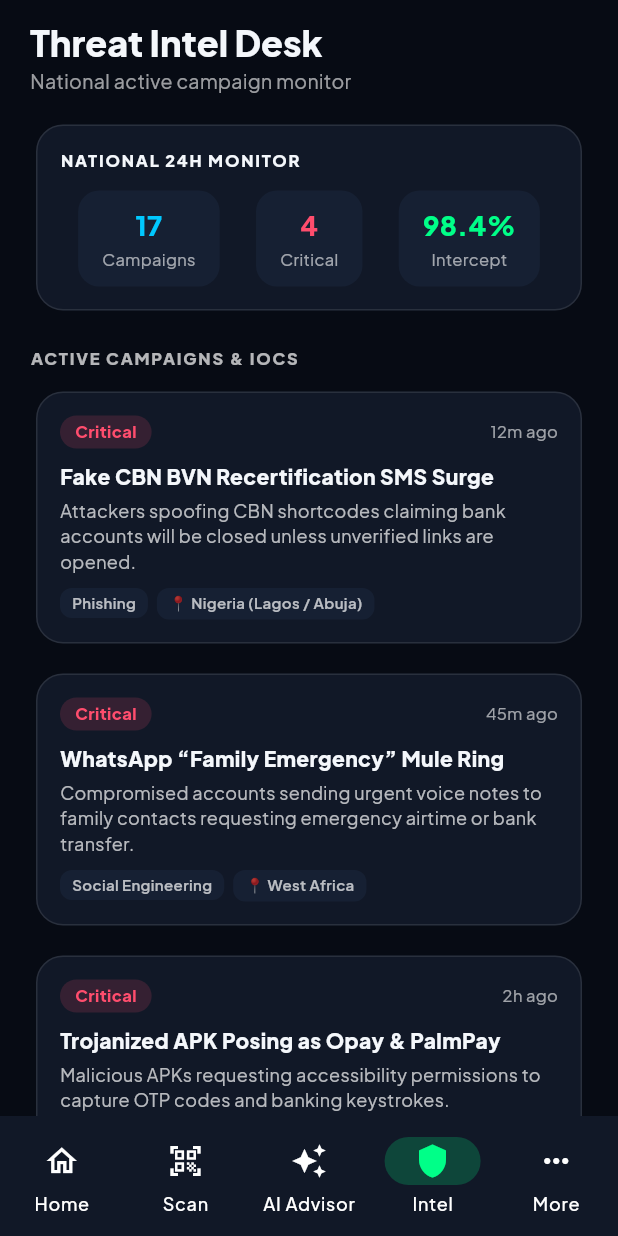
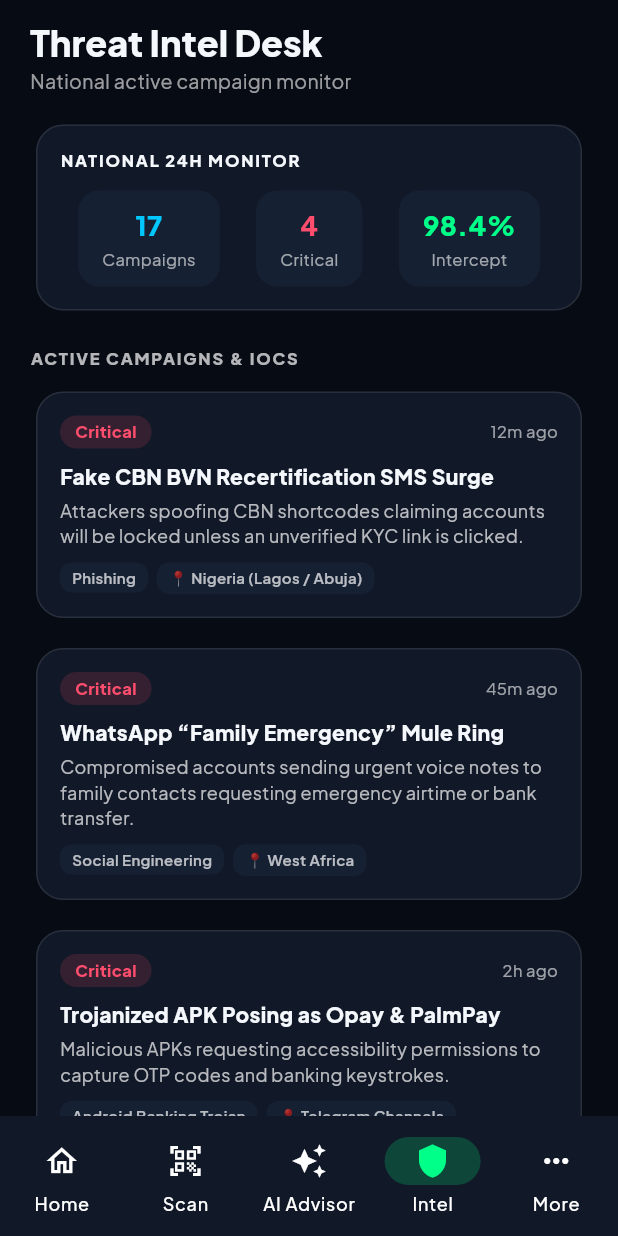
Before and after one commit to useeman32-design/sentinel, a Flutter app: the screen it shows after launch, item 4 of the bottom bar chosen, on a phone screen of 412 x 824 dp. Run offline on Flutter 3.47's test engine with Material 3 defaults, Android fonts, the phone set to English and light mode, and no system bars; our stand-ins replace fl_chart, google_fonts; statements that could not run were skipped.

Commit message:
fix(flutter): resolve theme.dart and assistant.dart red lines and compatibility issues

```diff
--- a/frontend/lib/screens/auth.dart
+++ b/frontend/lib/screens/auth.dart
@@ -26,7 +26,7 @@
                   ),
                   boxShadow: [
                     BoxShadow(
-                      color: SentinelTheme.green.withValues(alpha: 0.3),
+                      color: SentinelTheme.green.withOpacity(0.3),
                       blurRadius: 24,
                       offset: const Offset(0, 8),
                     ),
@@ -46,7 +46,7 @@
               Container(
                 padding: const EdgeInsets.symmetric(horizontal: 10, vertical: 4),
                 decoration: BoxDecoration(
-                  color: SentinelTheme.green.withValues(alpha: 0.15),
+                  color: SentinelTheme.green.withOpacity(0.15),
                   borderRadius: BorderRadius.circular(20),
                 ),
                 child: const Text(
--- a/frontend/lib/screens/intel.dart
+++ b/frontend/lib/screens/intel.dart
@@ -13,7 +13,7 @@
         severity: 'Critical',
         category: 'Phishing',
         region: 'Nigeria (Lagos / Abuja)',
-        description: 'Attackers spoofing CBN shortcodes claiming bank accounts will be closed unless unverified links are opened.',
+        description: 'Attackers spoofing CBN shortcodes claiming accounts will be locked unless an unverified KYC link is clicked.',
         time: '12m ago',
       ),
       const ThreatCampaign(
@@ -106,8 +106,8 @@
                             padding: const EdgeInsets.symmetric(horizontal: 10, vertical: 3),
                             decoration: BoxDecoration(
                               color: c.severity == 'Critical'
-                                  ? SentinelTheme.danger.withValues(alpha: 0.15)
-                                  : SentinelTheme.warn.withValues(alpha: 0.15),
+                                  ? SentinelTheme.danger.withOpacity(0.15)
+                                  : SentinelTheme.warn.withOpacity(0.15),
                               borderRadius: BorderRadius.circular(20),
                             ),
                             child: Text(
--- a/frontend/lib/screens/notifications.dart
+++ b/frontend/lib/screens/notifications.dart
@@ -103,7 +103,7 @@
                                 Container(
                                   padding: const EdgeInsets.symmetric(horizontal: 8, vertical: 2),
                                   decoration: BoxDecoration(
-                                    color: color.withValues(alpha: 0.15),
+                                    color: color.withOpacity(0.15),
                                     borderRadius: BorderRadius.circular(8),
                                   ),
                                   child: Text(n.kind, style: TextStyle(color: color, fontWeight: FontWeight.w800, fontSize: 10)),
--- a/frontend/lib/screens/shell.dart
+++ b/frontend/lib/screens/shell.dart
@@ -59,7 +59,7 @@
             ? SentinelTheme.surfaceDark
             : SentinelTheme.surfaceLight,
         elevation: 10,
-        indicatorColor: SentinelTheme.green.withValues(alpha: 0.2),
+        indicatorColor: SentinelTheme.green.withOpacity(0.2),
         destinations: const [
           NavigationDestination(
             icon: Icon(Icons.home_outlined),
--- a/frontend/lib/screens/training.dart
+++ b/frontend/lib/screens/training.dart
@@ -60,7 +60,7 @@
                 begin: Alignment.topLeft,
                 end: Alignment.bottomRight,
               ),
-              border: Border.all(color: SentinelTheme.green.withValues(alpha: 0.3)),
+              border: Border.all(color: SentinelTheme.green.withOpacity(0.3)),
             ),
             child: const Row(
               children: [
--- a/frontend/lib/theme.dart
+++ b/frontend/lib/theme.dart
@@ -31,12 +31,12 @@
         surface: surfaceDark,
         error: danger,
       ),
-      cardTheme: CardTheme(
+      cardTheme: const CardTheme(
         color: surfaceDark,
         elevation: 0,
         shape: RoundedRectangleBorder(
-          borderRadius: BorderRadius.circular(18),
-          side: const BorderSide(color: Colors.white10),
+          borderRadius: BorderRadius.all(Radius.circular(18)),
+          side: BorderSide(color: Colors.white10),
         ),
       ),
       inputDecorationTheme: InputDecorationTheme(
@@ -68,12 +68,21 @@
       ),
     );
 
+    try {
       return base.copyWith(
         textTheme: GoogleFonts.plusJakartaSansTextTheme(base.textTheme).apply(
           bodyColor: textDark,
           displayColor: textDark,
         ),
       );
+    } catch (_) {
+      return base.copyWith(
+        textTheme: base.textTheme.apply(
+          bodyColor: textDark,
+          displayColor: textDark,
+        ),
+      );
+    }
   }
 
   static ThemeData light() {
@@ -87,12 +96,12 @@
         surface: surfaceLight,
         error: Color(0xFFDC2626),
       ),
-      cardTheme: CardTheme(
+      cardTheme: const CardTheme(
         color: surfaceLight,
         elevation: 0,
         shape: RoundedRectangleBorder(
-          borderRadius: BorderRadius.circular(18),
-          side: const BorderSide(color: Color(0x1A0F172A)),
+          borderRadius: BorderRadius.all(Radius.circular(18)),
+          side: BorderSide(color: Color(0x1A0F172A)),
         ),
       ),
       inputDecorationTheme: InputDecorationTheme(
@@ -124,11 +133,20 @@
       ),
     );
 
+    try {
       return base.copyWith(
         textTheme: GoogleFonts.plusJakartaSansTextTheme(base.textTheme).apply(
           bodyColor: textLight,
           displayColor: textLight,
         ),
       );
+    } catch (_) {
+      return base.copyWith(
+        textTheme: base.textTheme.apply(
+          bodyColor: textLight,
+          displayColor: textLight,
+        ),
+      );
     }
   }
+}
```
Also changed, not shown: frontend/lib/screens/assistant.dart (+20 -12 lines), frontend/lib/screens/home.dart (+4 -4 lines), frontend/lib/screens/more.dart (+5 -5 lines), frontend/lib/screens/reports.dart (+4 -4 lines), frontend/lib/screens/scan.dart (+7 -7 lines). Lines whose indentation alone changed are shown as unchanged.
